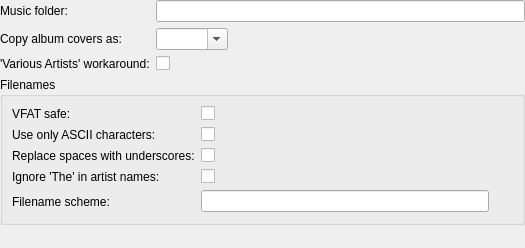
Qt form devices/devicepropertiesdialog.ui (polpo/cantata-mac) before a commit.
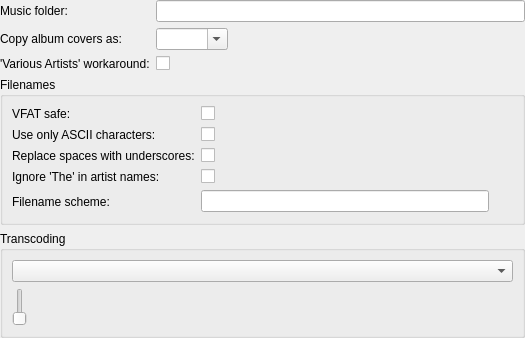
The same form after that commit. Custom widgets are drawn as their Qt base class.

Patch:
```diff
--- a/devices/devicepropertiesdialog.ui
+++ b/devices/devicepropertiesdialog.ui
@@ -7,7 +7,7 @@
     <x>0</x>
     <y>0</y>
     <width>524</width>
-    <height>248</height>
+    <height>338</height>
    </rect>
   </property>
   <property name="windowTitle">
@@ -181,6 +181,21 @@
      </layout>
     </widget>
    </item>
+   <item>
+    <widget class="QGroupBox" name="transcoderFrame">
+     <property name="title">
+      <string>Transcoding</string>
+     </property>
+     <layout class="QVBoxLayout" name="verticalLayout_2">
+      <item>
+       <widget class="QComboBox" name="transcoderName"/>
+      </item>
+      <item>
+       <widget class="ValueSlider" name="transcoderValue"/>
+      </item>
+     </layout>
+    </widget>
+   </item>
    <item>
     <spacer name="verticalSpacer">
      <property name="orientation">
@@ -208,6 +223,11 @@
    <header>dirrequester.h</header>
    <container>1</container>
   </customwidget>
+  <customwidget>
+   <class>ValueSlider</class>
+   <extends>QSlider</extends>
+   <header>valueslider.h</header>
+  </customwidget>
  </customwidgets>
  <tabstops>
   <tabstop>musicFolder</tabstop>
```
